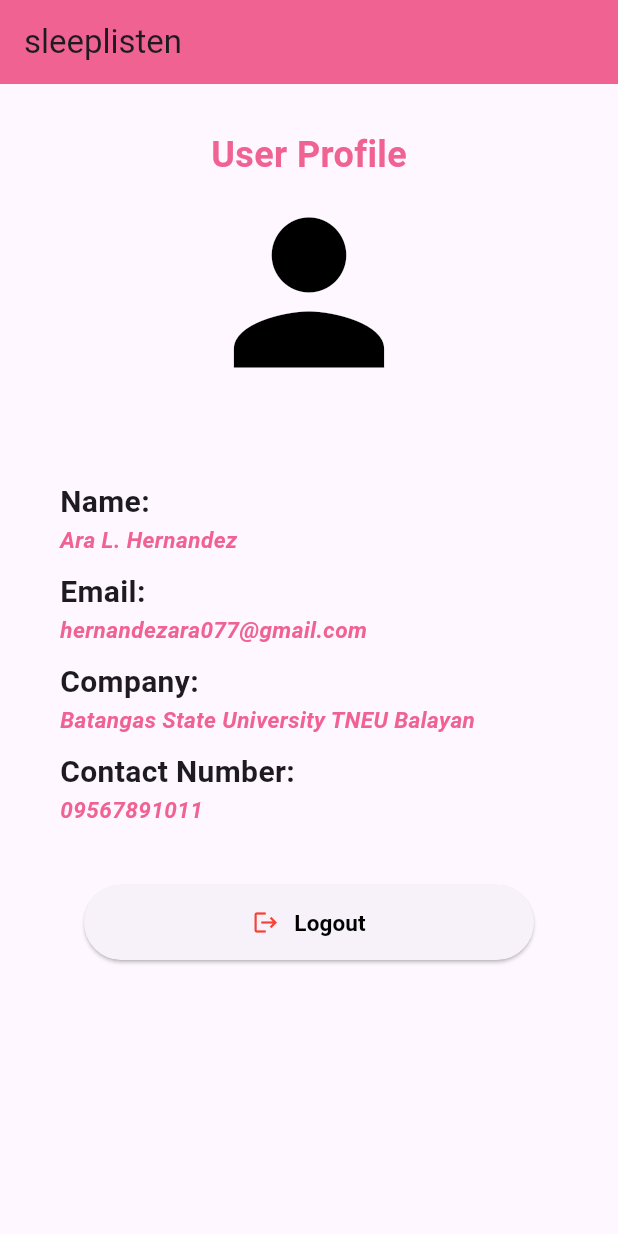
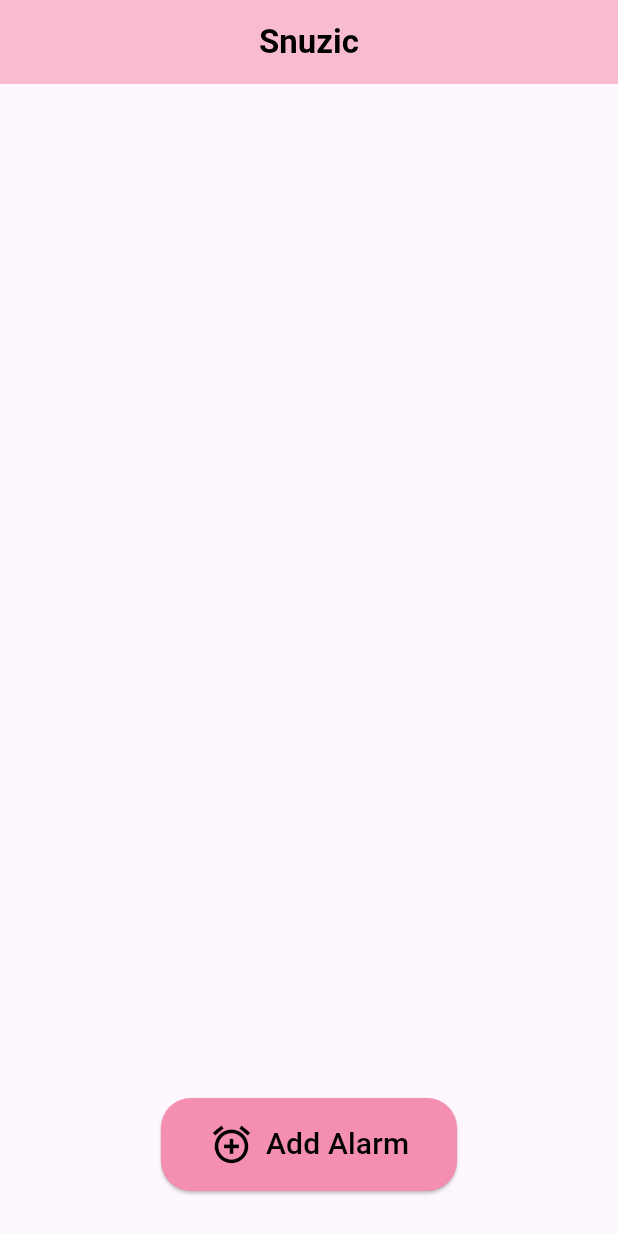
Before and after one commit to araxxx20/sleeplisten, a Flutter app: the screen it shows after launch, on a phone screen of 412 x 824 dp. Run offline on Flutter 3.47's test engine with Material 3 defaults, Android fonts, the light colour scheme and no system bars.

Commit message:
UI layout2

```diff
--- a/lib/main.dart
+++ b/lib/main.dart
@@ -1,184 +1,42 @@
 import 'package:flutter/material.dart';
 
 void main() {
-  runApp(MaterialApp(
-    home: Profile()
-  ));
-}
-
-class Profile extends StatelessWidget {
-  const Profile({super.key});
-
-  @override
-  Widget build(BuildContext context) {
-    return Scaffold(
+  runApp(
+    MaterialApp(
+      home: Scaffold(
         appBar: AppBar(
-        title: Text('sleeplisten'),
-        backgroundColor: Colors.pink[300], // Pink AppBar
+          backgroundColor: Colors.pink[100],
+          centerTitle: true,
+          title: const Text(
+            'Snuzic',
+            style: TextStyle(
+              fontWeight: FontWeight.bold,
+              color: Colors.black,
             ),
-      body: Column(
-        crossAxisAlignment: CrossAxisAlignment.start,
-        children: [
-          Center(
+          ),
+        ),
+        body: Align(
+          alignment: Alignment.bottomCenter,
           child: Padding(
-              padding: EdgeInsets.only(top: 30),
-              child: Text(
-                'User Profile',
-                style: TextStyle(
-                  fontSize: 24,
-                  fontWeight: FontWeight.bold,
-                  color: Colors.pink[300],
+            padding: const EdgeInsets.all(30.0),
+            child: ElevatedButton.icon(
+              onPressed: () {},
+              icon: const Icon(Icons.add_alarm, color: Colors.black, size: 30,),
+              label: const Text(
+                'Add Alarm',
+                style: TextStyle(fontSize: 20, color: Colors.black),
+              ),
+              style: ElevatedButton.styleFrom(
+                backgroundColor: Colors.pink[200],
+                padding: const EdgeInsets.symmetric(vertical: 16, horizontal: 32),
+                shape: RoundedRectangleBorder(
+                  borderRadius: BorderRadius.circular(20),
                 ),
               ),
             ),
           ),
-          Center(
-            child:  Icon(
-              Icons.person, size: 150, color: Colors.black,
-            ),
-          ),
-
-
-          // Name
-          Container(
-            margin: EdgeInsets.fromLTRB(10, 50, 15, 10),
-            padding: EdgeInsets.symmetric(vertical: 0, horizontal: 30),
-            child: Column(
-              crossAxisAlignment: CrossAxisAlignment.start,
-              children: [
-                Text(
-                  'Name:',
-                  style: TextStyle(
-                    fontSize: 20,
-                    fontWeight: FontWeight.bold,
-
-                  ),
-                ),
-                Text(
-                  'Ara L. Hernandez',
-                  style: TextStyle(
-                    fontSize: 15,
-                    fontWeight: FontWeight.bold,
-                    color: Colors.pink[300],
-                    fontStyle: FontStyle.italic,
-                  ),
-                ),
-              ],
-            ),
-          ),
-
-          // Email
-          Container(
-            margin: EdgeInsets.fromLTRB(10, 0, 15, 10),
-            padding: EdgeInsets.symmetric(vertical: 0, horizontal: 30),
-            child: Column(
-              crossAxisAlignment: CrossAxisAlignment.start,
-              children: [
-                Text(
-                  'Email:',
-                  style: TextStyle(
-                    fontSize: 20,
-                    fontWeight: FontWeight.bold,
-                  ),
-                ),
-                Text(
-                  'hernandezara077@gmail.com',
-                  style: TextStyle(
-                    fontSize: 15,
-                    fontWeight: FontWeight.bold,
-                    color: Colors.pink[300],
-                    fontStyle: FontStyle.italic,
-                  ),
-                ),
-              ],
-            ),
-          ),
-
-          // Company
-          Container(
-            margin: EdgeInsets.fromLTRB(10, 0, 15, 10),
-            padding: EdgeInsets.symmetric(vertical: 0, horizontal: 30),
-            child: Column(
-              crossAxisAlignment: CrossAxisAlignment.start,
-              children: [
-                Text(
-                  'Company:',
-                  style: TextStyle(
-                    fontSize: 20,
-                    fontWeight: FontWeight.bold,
-                  ),
-                ),
-                Text(
-                  'Batangas State University TNEU Balayan',
-                  style: TextStyle(
-                    fontSize: 15,
-                    fontWeight: FontWeight.bold,
-                    color: Colors.pink[300],
-                    fontStyle: FontStyle.italic,
-                  ),
-                ),
-              ],
-            ),
-          ),
-
-          // Contact Number
-          Container(
-            margin: EdgeInsets.fromLTRB(10, 0, 15, 10),
-            padding: EdgeInsets.symmetric(vertical: 0, horizontal: 30),
-            child: Column(
-              crossAxisAlignment: CrossAxisAlignment.start,
-              children: [
-                Text(
-                  'Contact Number:',
-                  style: TextStyle(
-                    fontSize: 20,
-                    fontWeight: FontWeight.bold,
-                  ),
-                ),
-                Text(
-                  '09567891011',
-                  style: TextStyle(
-                    fontSize: 15,
-                    fontWeight: FontWeight.bold,
-                    color: Colors.pink[300],
-                    fontStyle: FontStyle.italic,
-                  ),
-                ),
-              ],
-            ),
-          ),
-          Center(
-            child: Padding(
-              padding: EdgeInsets.only(top: 30),
-              child: Container(
-                width: 300,
-                height: 50,
-                child: ElevatedButton(
-                  onPressed: () {},
-                  style: ElevatedButton.styleFrom(
-                  ),
-                  child: Row(
-                    mainAxisAlignment: MainAxisAlignment.center,
-                    children: [
-                      Icon(Icons.logout, color: Colors.red),
-                      SizedBox(width: 10),
-                      Text(
-                        'Logout',
-                        style: TextStyle(
-                          fontSize: 15,
-                          fontWeight: FontWeight.bold,
-                          color: Colors.black
-                        ),
-                      ),
-                    ],
         ),
       ),
     ),
-            ),
-          )
-
-        ],
-      ),
   );
 }
-}
```
Lines whose indentation alone changed are shown as unchanged.
